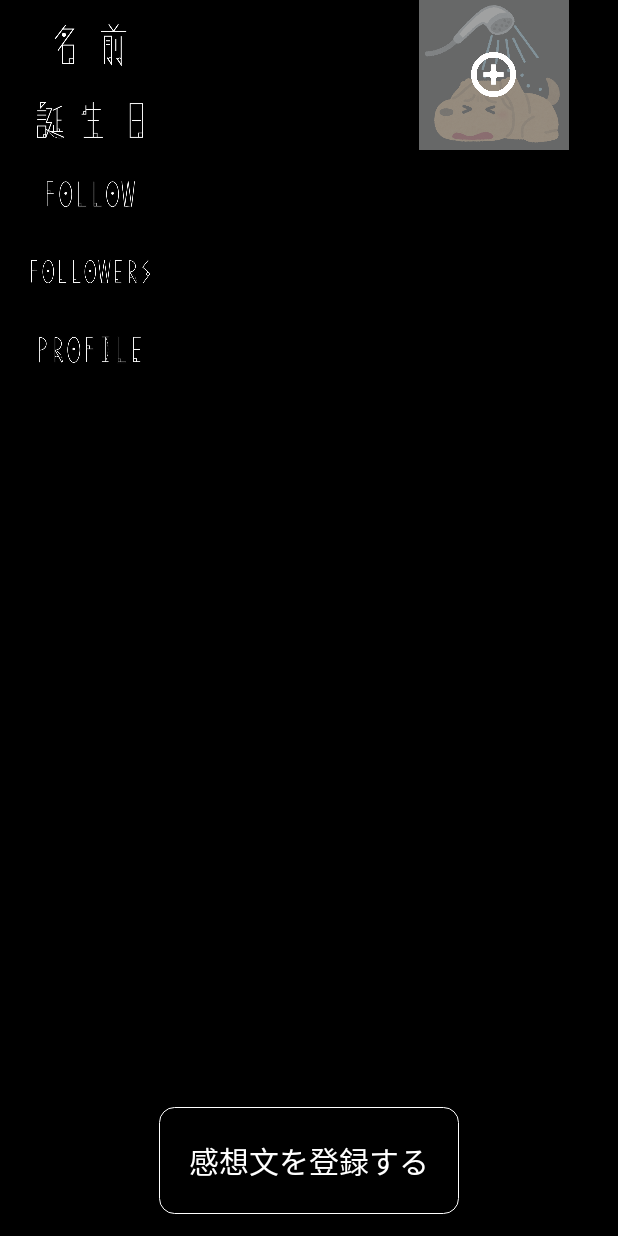
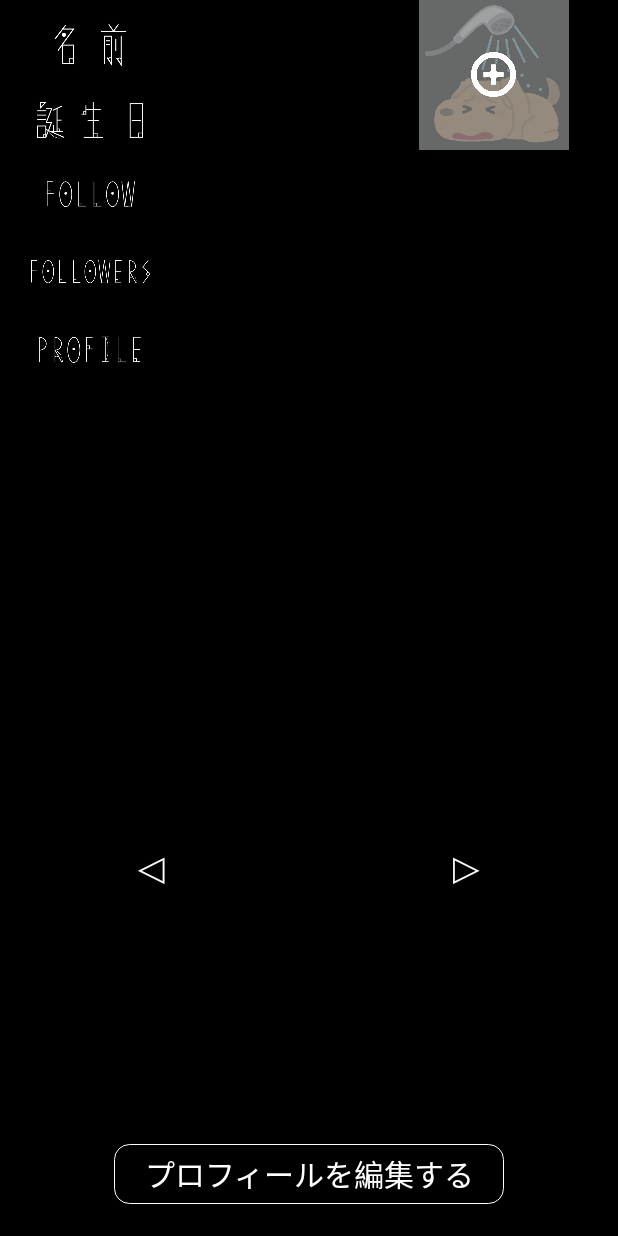
Before and after one commit to kiy0ta/KANSOUBUNKO, an Android app: the layout fragment_setting.xml on its own in the app's theme, with its tools: preview values and no code run, on a phone screen of 412 x 824 dp. Run offline under Robolectric (Android 15) with nearby library versions, the phone set to English and light mode, and no system bars.

Commit message:
# 設定画面：DB処理 fix

```diff
--- a/app/src/main/java/com/kansoubunko/kiyota/kansoubunko/constants/AppConstants.java
+++ b/app/src/main/java/com/kansoubunko/kiyota/kansoubunko/constants/AppConstants.java
@@ -6,4 +6,5 @@ import java.util.concurrent.TimeUnit;
 public class AppConstants {
     // インターバル
     public static final long SPLASH_ANIMATION_INTERVAL = TimeUnit.MILLISECONDS.toMillis(4000);
+
 }
--- a/app/src/main/java/com/kansoubunko/kiyota/kansoubunko/fragment/TimeLineFragment.java
+++ b/app/src/main/java/com/kansoubunko/kiyota/kansoubunko/fragment/TimeLineFragment.java
@@ -34,7 +34,7 @@ public class TimeLineFragment extends Fragment {
                              Bundle savedInstanceState) {
 
         // 画面初期化処理
-        final View inflate = inflater.inflate(R.layout.fragment_main, container, false);
+        final View inflate = inflater.inflate(R.layout.fragment_setting, container, false);
         TextView titleText = inflate.findViewById(R.id.textView);
         Button button = inflate.findViewById(R.id.button);
         return inflate;
--- a/app/src/main/res/layout/fragment_setting.xml
+++ b/app/src/main/res/layout/fragment_setting.xml
@@ -21,7 +21,7 @@
             <LinearLayout
                 android:layout_width="match_parent"
                 android:layout_height="0dp"
-                android:layout_weight="8.2"
+                android:layout_weight="5"
                 android:orientation="vertical">
 
                 <LinearLayout
@@ -79,7 +79,6 @@
                                 android:textColor="@color/clear_white"
                                 android:textSize="18dp" />
                         </LinearLayout>
-
                     </LinearLayout>
 
                     <FrameLayout
@@ -95,6 +94,7 @@
                             android:src="@drawable/ic_sample_user_image" />
 
                         <TextView
+                            android:id="@+id/setting_user_image_gray_cover"
                             android:layout_width="100dp"
                             android:layout_height="100dp"
                             android:layout_gravity="center"
@@ -177,28 +177,64 @@
                         android:textSize="18dp" />
                 </LinearLayout>
 
-                <GridView
-                    android:id="@+id/setting_grid_view"
+            </LinearLayout>
+
+            <RelativeLayout
                 android:layout_width="match_parent"
-                    android:layout_height="match_parent"
-                    android:layout_margin="30dp"></GridView>
+                android:layout_height="0dp"
+                android:layout_weight="4"
+                android:orientation="horizontal">
 
-            </LinearLayout>
+                <TextView
+                    android:id="@+id/left_arrow"
+                    android:layout_width="40dp"
+                    android:layout_height="40dp"
+                    android:layout_centerVertical="true"
+                    android:layout_marginRight="20dp"
+                    android:layout_toLeftOf="@+id/setting_book_image"
+                    android:gravity="center"
+                    android:text="◁"
+                    android:textColor="@color/white"
+                    android:textSize="30dp" />
+
+                <ImageView
+                    android:id="@+id/setting_book_image"
+                    android:layout_width="130dp"
+                    android:layout_height="170dp"
+                    android:layout_centerInParent="true" />
+
+                <TextView
+                    android:id="@+id/right_arrow"
+                    android:layout_width="40dp"
+                    android:layout_height="40dp"
+                    android:layout_centerVertical="true"
+                    android:layout_marginLeft="20dp"
+                    android:layout_toRightOf="@+id/setting_book_image"
+                    android:gravity="center"
+                    android:text="▷"
+                    android:textColor="@color/white"
+                    android:textSize="30dp" />
+
+            </RelativeLayout>
+
+            <RelativeLayout
+                android:layout_width="match_parent"
+                android:layout_height="0dp"
+                android:layout_weight="1">
 
                 <Button
                     android:id="@+id/setting_edit_button"
                     android:layout_width="wrap_content"
-                android:layout_height="0dp"
-                android:layout_gravity="center"
-                android:layout_marginBottom="14dp"
-                android:layout_weight="0.8"
+                    android:layout_height="40dp"
+                    android:layout_centerInParent="true"
                     android:background="@drawable/shape_login_button"
                     android:paddingLeft="20dp"
                     android:paddingRight="20dp"
-                android:text="@string/regist_book_update_log"
+                    android:text="@string/setting_edit_button"
                     android:textColor="@drawable/change_login_text_color"
                     android:textSize="20dp" />
 
+            </RelativeLayout>
         </LinearLayout>
     </RelativeLayout>
 </FrameLayout>
--- a/app/src/main/res/values/strings.xml
+++ b/app/src/main/res/values/strings.xml
@@ -17,6 +17,7 @@
     <string name="regist_title_error_mrssage">タイトルが空欄です。</string>
     <string name="regist_book_title">タイトルを記入する</string>
     <string name="book_default_title">タイトル</string>
+    <string name="setting_edit_button">プロフィールを編集する</string>
     <string name="login_error_message">名前とパスワードを入力してください。</string>
     <string name="login_login_error_message">名前またはパスワードが正しくありません。</string>
     <string name="login_regist_same_name_error_message">入力された名前はすでに使用されています。</string>
```
Also changed, not shown: app/src/main/AndroidManifest.xml (+0 -20 lines), app/src/main/java/com/kansoubunko/kiyota/kansoubunko/activity/MainActivity.java (+13 -0 lines), app/src/main/java/com/kansoubunko/kiyota/kansoubunko/constants/DataConstants.java (added, +14 -0 lines), app/src/main/java/com/kansoubunko/kiyota/kansoubunko/constants/KansouContract.java (deleted, +0 -38 lines), app/src/main/java/com/kansoubunko/kiyota/kansoubunko/constants/KansouProvider.java (deleted, +0 -242 lines), app/src/main/java/com/kansoubunko/kiyota/kansoubunko/dao/KansouDao.java (+121 -1 lines), app/src/main/java/com/kansoubunko/kiyota/kansoubunko/dto/UserInfoEntity.java (+15 -4 lines), app/src/main/java/com/kansoubunko/kiyota/kansoubunko/fragment/SettingFragment.java (+40 -24 lines), app/src/main/java/com/kansoubunko/kiyota/kansoubunko/util/KansouHelper.java (+6 -1 lines). Lines whose indentation alone changed are shown as unchanged.
